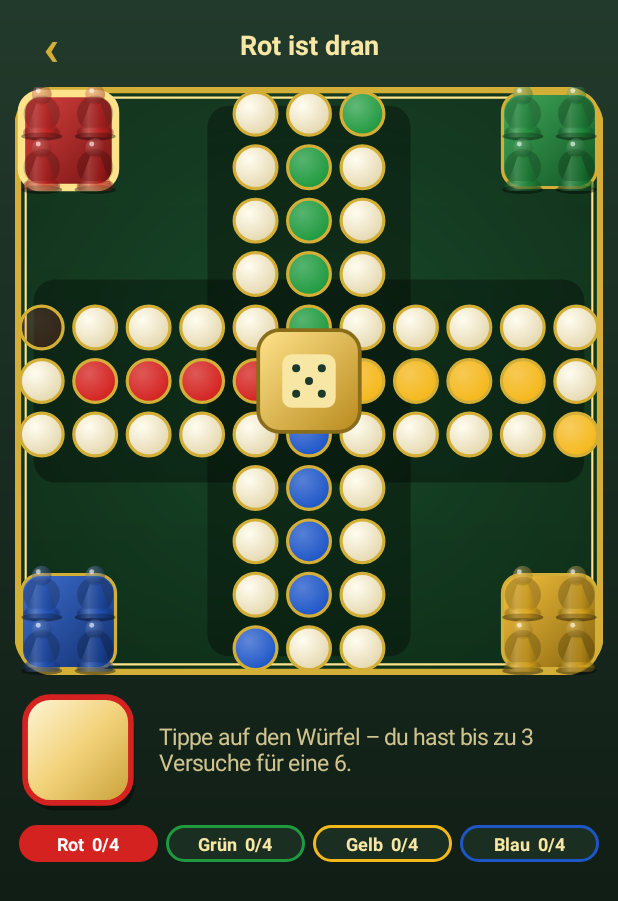
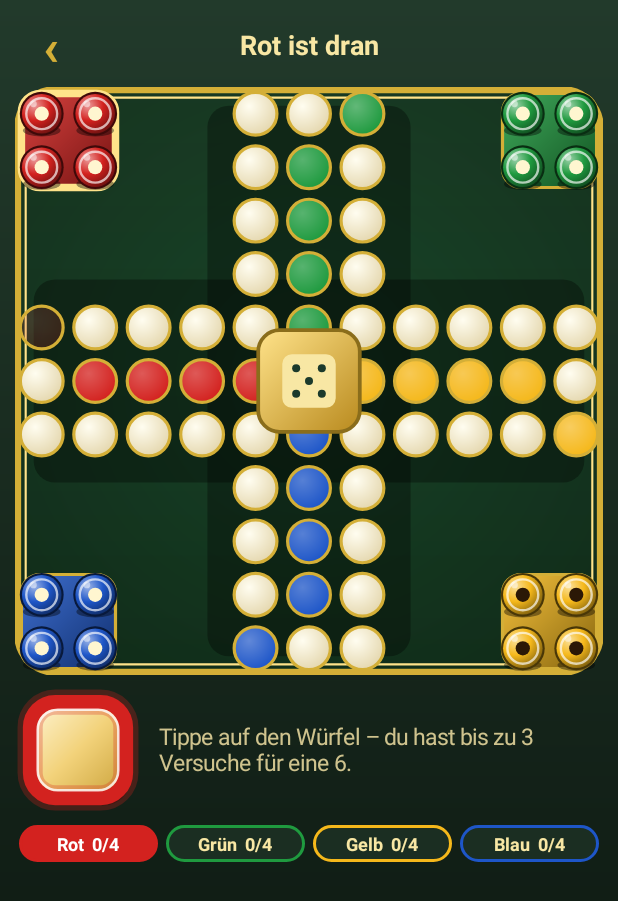
Before and after one commit to Autoknigge/Zurueck, an Android app: the screen it shows after launch (MainActivity), after a tap on "Neues Spiel starten", on a phone screen of 412 x 824 dp. Shown: the top 901 px of the screen. Run offline under Robolectric (Android 15) with nearby library versions, the phone set to English and light mode, and no system bars; our stand-ins replace AdMob; pictures from the network do not load.

Commit message:
Runde Spielfiguren mit Mittelpunkt (blinkt bei ziehbaren Figuren), kräftiger Würfelrand, Design C mit Erdfarben
Co-Authored-By: Claude Sonnet 5.5 <noreply@anthropic.com>
Claude-Session: https://claude.ai/code/session_0142eEpLpVpa4V6ZvPZkuHHz

```diff
--- a/app/src/main/java/de/autoknigge/zurueck/BoardView.kt
+++ b/app/src/main/java/de/autoknigge/zurueck/BoardView.kt
@@ -24,7 +24,14 @@ class BoardView(context: Context) : View(context) {
 
     companion object {
         val COLORS = intArrayOf(0xFFD3221F.toInt(), 0xFF1F9A3F.toInt(), 0xFFF5B81B.toInt(), 0xFF1E56C8.toInt())
-        val NAMES = arrayOf("Rot", "Grün", "Gelb", "Blau")
+        /** Erdfarben für Design C: Erdrot, Oliv, Ocker, Braun. */
+        val EARTH = intArrayOf(0xFFB8432A.toInt(), 0xFF7F9A2C.toInt(), 0xFFE8A61E.toInt(), 0xFF7A4A2B.toInt())
+        val NAMES_STD = arrayOf("Rot", "Grün", "Gelb", "Blau")
+        val NAMES_EARTH = arrayOf("Erdrot", "Oliv", "Ocker", "Braun")
+
+        /** Farben und Namen des gerade gewählten Designs. */
+        var palette: IntArray = COLORS
+        var names: Array<String> = NAMES_STD
         private fun tint(c: Int, a: Float): Int {
             val r = (Color.red(c) * a + 255 * (1 - a)).toInt()
             val g = (Color.green(c) * a + 255 * (1 - a)).toInt()
@@ -46,10 +53,12 @@ class BoardView(context: Context) : View(context) {
             invalidate()
         }
 
-    /** Design: 0 = grüner Filz, 1 = helles Brett. */
+    /** Design: 0 = A (grüner Filz), 1 = B (hell), 2 = C (dunkelgrün mit Erdfarben). */
     var style = 0
         set(v) {
             field = v
+            palette = if (v == 2) EARTH else COLORS
+            names = if (v == 2) NAMES_EARTH else NAMES_STD
             invalidate()
         }
 
@@ -115,17 +124,20 @@ class BoardView(context: Context) : View(context) {
     }
 
     override fun onDraw(canvas: Canvas) {
-        if (style == 1) drawClassic(canvas) else drawFelt(canvas)
+        if (style == 1) drawClassic(canvas) else drawFelt(canvas, style == 2)
     }
 
-    private fun drawFelt(canvas: Canvas) {
+    private fun drawFelt(canvas: Canvas, earth: Boolean) {
         val c = cell()
         val s = c * 11f
         val g = game
         // Brett: dunkelgrüner Filz mit goldenem Doppelrahmen
         rect.set(0f, 0f, s, s)
         paint.style = Paint.Style.FILL
-        paint.shader = RadialGradient(s / 2, s / 2, s * 0.75f, 0xFF145A2B.toInt(), 0xFF082A12.toInt(), Shader.TileMode.CLAMP)
+        paint.shader = RadialGradient(
+            s / 2, s / 2, s * 0.75f,
+            if (earth) 0xFF0F4D24.toInt() else 0xFF145A2B.toInt(), if (earth) 0xFF03150A.toInt() else 0xFF082A12.toInt(), Shader.TileMode.CLAMP
+        )
         canvas.drawRoundRect(rect, c * 0.7f, c * 0.7f, paint)
         paint.shader = null
         paint.style = Paint.Style.STROKE
@@ -153,7 +165,7 @@ class BoardView(context: Context) : View(context) {
             rect.set(hx * c + c * 0.12f, hy * c + c * 0.12f, (hx + 2) * c - c * 0.12f, (hy + 2) * c - c * 0.12f)
             paint.style = Paint.Style.FILL
             paint.shader = android.graphics.LinearGradient(
-                rect.left, rect.top, rect.right, rect.bottom, tint(COLORS[col], 0.85f), darker(COLORS[col]), Shader.TileMode.CLAMP
+                rect.left, rect.top, rect.right, rect.bottom, tint(palette[col], 0.85f), darker(palette[col]), Shader.TileMode.CLAMP
             )
             val activeSeat = g != null && g.seat(col).kind != Kind.OFF
             paint.alpha = if (activeSeat) 255 else 110
@@ -178,7 +190,7 @@ class BoardView(context: Context) : View(context) {
             val y = cx(cl.second.toFloat())
             val startOf = Game.START.indexOf(i)
             if (startOf >= 0) {
-                disc(canvas, x, y, c * 0.4f, tint(COLORS[startOf], 0.7f), COLORS[startOf])
+                disc(canvas, x, y, c * 0.4f, tint(palette[startOf], 0.7f), palette[startOf])
             } else {
                 disc(canvas, x, y, c * 0.4f, 0xFFFFFDF0.toInt(), 0xFFE5D8B0.toInt())
             }
@@ -189,7 +201,7 @@ class BoardView(context: Context) : View(context) {
             for ((sc, sr) in Game.LANE[col]) {
                 val x = cx(sc.toFloat())
                 val y = cx(sr.toFloat())
-                disc(canvas, x, y, c * 0.4f, tint(COLORS[col], 0.75f), COLORS[col])
+                disc(canvas, x, y, c * 0.4f, tint(palette[col], 0.75f), palette[col])
                 ring(canvas, x, y, c * 0.4f, c)
             }
         }
@@ -232,7 +244,7 @@ class BoardView(context: Context) : View(context) {
                 }
             }
             for ((col, fig, t) in list.sortedBy { it.third.second }) {
-                drawPawn(canvas, col, cx(t.first), cx(t.second), c, t.third, (col * 4 + fig) in movable)
+                drawToken(canvas, col, cx(t.first), cx(t.second), c, t.third, (col * 4 + fig) in movable)
             }
         }
     }
@@ -258,22 +270,22 @@ class BoardView(context: Context) : View(context) {
             val (hx, hy) = corners[col]
             rect.set(hx * c + c * 0.1f, hy * c + c * 0.1f, (hx + 2) * c - c * 0.1f, (hy + 2) * c - c * 0.1f)
             paint.style = Paint.Style.FILL
-            paint.color = tint(COLORS[col], 0.35f)
+            paint.color = tint(palette[col], 0.35f)
             canvas.drawRoundRect(rect, c * 0.4f, c * 0.4f, paint)
             val activeSeat = g != null && g.seat(col).kind != Kind.OFF
             paint.style = Paint.Style.STROKE
             paint.strokeWidth = c * if (g != null && g.current == col) 0.12f else 0.05f
-            paint.color = if (g != null && g.current == col) 0xFFFFD54F.toInt() else COLORS[col]
+            paint.color = if (g != null && g.current == col) 0xFFFFD54F.toInt() else palette[col]
             paint.alpha = if (activeSeat) 255 else 90
             canvas.drawRoundRect(rect, c * 0.4f, c * 0.4f, paint)
             paint.alpha = 255
             for ((sc, sr) in Game.HOME[col]) {
                 paint.style = Paint.Style.FILL
-                paint.color = tint(COLORS[col], 0.15f)
+                paint.color = tint(palette[col], 0.15f)
                 canvas.drawCircle(cx(sc.toFloat()), cx(sr.toFloat()), c * 0.36f, paint)
                 paint.style = Paint.Style.STROKE
                 paint.strokeWidth = c * 0.04f
-                paint.color = COLORS[col]
+                paint.color = palette[col]
                 canvas.drawCircle(cx(sc.toFloat()), cx(sr.toFloat()), c * 0.36f, paint)
             }
         }
@@ -281,22 +293,22 @@ class BoardView(context: Context) : View(context) {
         for ((i, cell) in Game.TRACK_CELLS.withIndex()) {
             val startOf = Game.START.indexOf(i)
             paint.style = Paint.Style.FILL
-            paint.color = if (startOf >= 0) tint(COLORS[startOf], 0.55f) else 0xFFFFFBEF.toInt()
+            paint.color = if (startOf >= 0) tint(palette[startOf], 0.55f) else 0xFFFFFBEF.toInt()
             canvas.drawCircle(cx(cell.first.toFloat()), cx(cell.second.toFloat()), c * 0.4f, paint)
             paint.style = Paint.Style.STROKE
             paint.strokeWidth = c * 0.05f
-            paint.color = if (startOf >= 0) COLORS[startOf] else 0xFF8A6D3B.toInt()
+            paint.color = if (startOf >= 0) palette[startOf] else 0xFF8A6D3B.toInt()
             canvas.drawCircle(cx(cell.first.toFloat()), cx(cell.second.toFloat()), c * 0.4f, paint)
         }
         // Zielfelder
         for (col in 0 until 4) {
             for ((sc, sr) in Game.LANE[col]) {
                 paint.style = Paint.Style.FILL
-                paint.color = tint(COLORS[col], 0.35f)
+                paint.color = tint(palette[col], 0.35f)
                 canvas.drawCircle(cx(sc.toFloat()), cx(sr.toFloat()), c * 0.38f, paint)
                 paint.style = Paint.Style.STROKE
                 paint.strokeWidth = c * 0.06f
-                paint.color = COLORS[col]
+                paint.color = palette[col]
                 canvas.drawCircle(cx(sc.toFloat()), cx(sr.toFloat()), c * 0.38f, paint)
             }
         }
@@ -325,94 +337,58 @@ class BoardView(context: Context) : View(context) {
                         val cell = Game.cellOf(col, fig, g.pos[col][fig])
                         Triple(cell.first.toFloat(), cell.second.toFloat(), 1f)
                     }
-                    drawDisc(canvas, col, cx(px), cx(py), c, sc, (col * 4 + fig) in movable)
+                    drawToken(canvas, col, cx(px), cx(py), c, sc, (col * 4 + fig) in movable)
                 }
             }
         }
     }
 
-    private fun drawDisc(canvas: Canvas, col: Int, x: Float, y: Float, c: Float, scale: Float, hint: Boolean) {
-        val r = c * 0.33f * scale
-        // Schatten
-        paint.style = Paint.Style.FILL
-        paint.shader = null
-        paint.color = 0x55000000
-        canvas.drawOval(x - r, y + r * 0.55f, x + r, y + r * 1.25f, paint)
-        // Körper mit Verlauf
-        val base = COLORS[col]
-        paint.shader = RadialGradient(
-            x - r * 0.35f, y - r * 0.4f, r * 1.5f,
-            intArrayOf(tint(base, 0.35f), base, darker(base)), floatArrayOf(0f, 0.55f, 1f), Shader.TileMode.CLAMP
-        )
-        canvas.drawCircle(x, y - r * 0.15f, r, paint)
-        paint.shader = null
-        paint.style = Paint.Style.STROKE
-        paint.strokeWidth = c * 0.05f
-        paint.color = 0xFFFFFFFF.toInt()
-        canvas.drawCircle(x, y - r * 0.15f, r, paint)
-        // Glanzlicht
-        paint.style = Paint.Style.FILL
-        paint.color = 0x88FFFFFF.toInt()
-        canvas.drawCircle(x - r * 0.35f, y - r * 0.5f, r * 0.22f, paint)
+    /**
+     * Spielfigur als runde Scheibe in kräftiger Spielerfarbe mit Glanz, dunkler Kontur und hellem oder
+     * dunklem Punkt in der Mitte. Der Punkt blinkt bei Figuren, die gezogen werden dürfen.
+     */
+    private fun drawToken(canvas: Canvas, col: Int, x: Float, y: Float, c: Float, scale: Float, hint: Boolean) {
+        val base = palette[col]
+        val r = c * 0.37f * scale
         if (hint) {
             paint.style = Paint.Style.STROKE
-            paint.strokeWidth = c * 0.07f
-            paint.color = 0xFFFFD54F.toInt()
-            paint.alpha = (140 + 115 * pulse).toInt()
-            canvas.drawCircle(x, y - r * 0.15f, r * (1.25f + 0.15f * pulse), paint)
-            paint.alpha = 255
-        }
-    }
-
-
-
-    /** Spielfigur: Sockel, Körper und Kopf mit Verlauf und Glanzlicht. */
-    private fun drawPawn(canvas: Canvas, col: Int, x: Float, y: Float, c: Float, scale: Float, hint: Boolean) {
-        val base = COLORS[col]
-        val w = c * 0.62f * scale
-        val h = c * 0.92f * scale
-        val by = y + c * 0.36f
-        if (hint) {
-            paint.style = Paint.Style.STROKE
-            paint.strokeWidth = c * 0.08f
+            paint.strokeWidth = c * 0.09f
             paint.color = 0xFFFFE38A.toInt()
             paint.alpha = (150 + 105 * pulse).toInt()
-            canvas.drawCircle(x, y, c * (0.5f + 0.08f * pulse), paint)
+            canvas.drawCircle(x, y, r + c * (0.1f + 0.07f * pulse), paint)
             paint.alpha = 255
         }
         // Schatten
         paint.style = Paint.Style.FILL
         paint.shader = null
         paint.color = 0x66000000
-        canvas.drawOval(x - w * 0.62f, by - c * 0.02f, x + w * 0.62f, by + c * 0.14f, paint)
-        // Körper
-        val lg = android.graphics.LinearGradient(
-            x - w * 0.5f, 0f, x + w * 0.5f, 0f,
-            intArrayOf(darker(base), tint(base, 0.65f), base, darker(base)), floatArrayOf(0f, 0.3f, 0.65f, 1f), Shader.TileMode.CLAMP
+        canvas.drawOval(x - r * 0.95f, y + r * 0.55f, x + r * 0.95f, y + r * 1.15f, paint)
+        // Kontur und Körper
+        paint.color = darker(darker(base))
+        canvas.drawCircle(x, y, r + c * 0.04f, paint)
+        paint.shader = RadialGradient(
+            x - r * 0.35f, y - r * 0.4f, r * 1.5f,
+            intArrayOf(tint(base, 0.45f), base, darker(base)), floatArrayOf(0f, 0.5f, 1f), Shader.TileMode.CLAMP
         )
-        paint.shader = lg
-        path.reset()
-        path.moveTo(x - w * 0.52f, by)
-        path.quadTo(x - w * 0.3f, by - h * 0.32f, x - w * 0.15f, by - h * 0.62f)
-        path.lineTo(x + w * 0.15f, by - h * 0.62f)
-        path.quadTo(x + w * 0.3f, by - h * 0.32f, x + w * 0.52f, by)
-        path.close()
-        canvas.drawPath(path, paint)
-        // Sockelwulst
-        rect.set(x - w * 0.56f, by - c * 0.1f, x + w * 0.56f, by + c * 0.08f)
-        canvas.drawRoundRect(rect, c * 0.1f, c * 0.1f, paint)
+        canvas.drawCircle(x, y, r, paint)
         paint.shader = null
-        // Kopf
-        val hy = by - h * 0.78f
-        val hr = w * 0.3f
-        paint.shader = RadialGradient(x - hr * 0.35f, hy - hr * 0.4f, hr * 1.5f, tint(base, 0.5f), darker(base), Shader.TileMode.CLAMP)
-        canvas.drawCircle(x, hy, hr, paint)
-        paint.shader = null
-        paint.color = 0x99FFFFFF.toInt()
-        canvas.drawCircle(x - hr * 0.35f, hy - hr * 0.4f, hr * 0.25f, paint)
+        // heller Innenring
+        paint.style = Paint.Style.STROKE
+        paint.strokeWidth = c * 0.045f
+        paint.color = 0xAAFFFFFF.toInt()
+        canvas.drawCircle(x, y, r * 0.78f, paint)
+        // Punkt in der Mitte: hell auf dunkler Farbe, dunkel auf heller Farbe
+        val lum = (0.299f * Color.red(base) + 0.587f * Color.green(base) + 0.114f * Color.blue(base)) / 255f
+        val dot = if (lum > 0.55f) 0xFF2B1806.toInt() else 0xFFFFF6D0.toInt()
+        paint.style = Paint.Style.FILL
+        paint.color = dot
+        paint.alpha = if (hint) (90 + 165 * pulse).toInt() else 255
+        canvas.drawCircle(x, y, r * 0.36f, paint)
+        paint.alpha = 255
+        // Glanzlicht
+        paint.color = 0x77FFFFFF.toInt()
+        canvas.drawCircle(x - r * 0.42f, y - r * 0.5f, r * 0.17f, paint)
     }
-
-    private val path = android.graphics.Path()
 
     private fun darker(col: Int): Int =
         Color.rgb((Color.red(col) * 0.55f).toInt(), (Color.green(col) * 0.55f).toInt(), (Color.blue(col) * 0.55f).toInt())
--- a/app/src/main/java/de/autoknigge/zurueck/DiceView.kt
+++ b/app/src/main/java/de/autoknigge/zurueck/DiceView.kt
@@ -78,7 +78,7 @@ class DiceView(context: Context) : View(context) {
 
     override fun onDraw(canvas: Canvas) {
         val s = min(width, height).toFloat()
-        val pad = s * 0.08f
+        val pad = s * 0.12f
         val off = bounce * s * 0.04f
         rect.set(pad, pad - off, s - pad, s - pad - off)
         val r = s * 0.2f
@@ -96,10 +96,19 @@ class DiceView(context: Context) : View(context) {
         canvas.drawRoundRect(rect, r, r, paint)
         paint.shader = null
         paint.alpha = 255
+        // kräftiger Rand in der Farbe des Spielers, mit Leuchten außen
         paint.style = Paint.Style.STROKE
-        paint.strokeWidth = s * 0.045f
+        paint.strokeWidth = s * 0.2f
+        paint.color = accent
+        paint.alpha = 70
+        canvas.drawRoundRect(rect, r, r, paint)
+        paint.alpha = 255
+        paint.strokeWidth = s * 0.115f
         paint.color = accent
         canvas.drawRoundRect(rect, r, r, paint)
+        paint.strokeWidth = s * 0.02f
+        paint.color = 0xCCFFFFFF.toInt()
+        canvas.drawRoundRect(rect.left + s * 0.06f, rect.top + s * 0.06f, rect.right - s * 0.06f, rect.bottom - s * 0.06f, r * 0.8f, r * 0.8f, paint)
         // Augen
         paint.style = Paint.Style.FILL
         paint.color = 0xFF1B3A2B.toInt()
--- a/app/src/main/java/de/autoknigge/zurueck/MainActivity.kt
+++ b/app/src/main/java/de/autoknigge/zurueck/MainActivity.kt
@@ -51,6 +51,7 @@ class MainActivity : AppCompatActivity() {
     private lateinit var nameFields: List<EditText>
     private lateinit var levelButton: TextView
     private lateinit var designButton: TextView
+    private val seatDots = ArrayList<View>()
     private lateinit var continueButton: TextView
 
     // Spiel
@@ -192,14 +193,15 @@ class MainActivity : AppCompatActivity() {
                 gravity = Gravity.CENTER_VERTICAL
             }
             row.addView(View(this).apply {
+                seatDots.add(this)
                 background = GradientDrawable().apply {
                     shape = GradientDrawable.OVAL
-                    setColor(BoardView.COLORS[i])
+                    setColor(BoardView.palette[i])
                     setStroke(dp(2), Color.WHITE)
                 }
             }, LinearLayout.LayoutParams(dp(28), dp(28)).apply { rightMargin = dp(12) })
             val et = EditText(this).apply {
-                hint = BoardView.NAMES[i]
+                hint = BoardView.names[i]
                 setText(names[i])
                 setTextColor(TEXT)
                 setHintTextColor(Color.parseColor("#8E8A6A"))
@@ -224,13 +226,7 @@ class MainActivity : AppCompatActivity() {
         levelButton = darkButton("") { easy = !easy; updateSetup() }
         col.addView(levelButton, LinearLayout.LayoutParams(MATCH, WRAP).apply { topMargin = dp(18) })
 
-        designButton = darkButton("") {
-            val v = 1 - prefs.getInt("board_style", 0)
-            prefs.edit().putInt("board_style", v).apply()
-            board.style = v
-            clickSound?.play(clickId, 0.7f, 0.7f, 1, 0, 1f)
-            updateSetup()
-        }
+        designButton = darkButton("") { cycleStyle() }
         col.addView(designButton, LinearLayout.LayoutParams(MATCH, WRAP).apply { topMargin = dp(10) })
 
         col.addView(goldButton("Neues Spiel starten") { startNewGame() }, LinearLayout.LayoutParams(MATCH, WRAP).apply { topMargin = dp(22) })
@@ -244,6 +240,19 @@ class MainActivity : AppCompatActivity() {
             topMargin = dp(16)
         })
         setupView.addView(col, ViewGroup.LayoutParams(MATCH, WRAP))
+    }
+
+    /** Wechselt das Brett-Design A → B → C → A und merkt es sich. */
+    private fun cycleStyle() {
+        val v = (prefs.getInt("board_style", 0) + 1) % 3
+        prefs.edit().putInt("board_style", v).apply()
+        board.style = v
+        clickSound?.play(clickId, 0.7f, 0.7f, 1, 0, 1f)
+        updateSetup()
+        game?.let {
+            dice.accent = BoardView.palette[it.current]
+            updateChips()
+        }
     }
 
     private fun cycleKind(i: Int) {
@@ -269,7 +278,15 @@ class MainActivity : AppCompatActivity() {
             nameFields[i].isEnabled = kinds[i] != Kind.OFF
         }
         levelButton.text = "Computer-Stufe: " + if (easy) "Leicht" else "Normal"
-        designButton.text = "Brett-Design: " + if (prefs.getInt("board_style", 0) == 0) "A (grüner Filz)" else "B (hell)"
+        designButton.text = "Brett-Design: " + when (prefs.getInt("board_style", 0)) {
+            0 -> "A (grüner Filz)"
+            1 -> "B (hell)"
+            else -> "C (dunkelgrün, Erdfarben)"
+        }
+        for (i in 0 until 4) {
+            nameFields[i].hint = BoardView.names[i]
+            (seatDots.getOrNull(i)?.background as? GradientDrawable)?.setColor(BoardView.palette[i])
+        }
         continueButton.visibility = if (prefs.contains("game")) View.VISIBLE else View.GONE
     }
 
@@ -315,7 +332,7 @@ class MainActivity : AppCompatActivity() {
                     "• Landest du auf einer fremden Figur, wird sie geschlagen und muss zurück ins Haus.\n" +
                     "• Eigene Figuren dürfen nicht auf eigene Figuren ziehen. Steht eine Figur auf dem Startfeld, muss sie bei einer 6 zuerst weiterziehen.\n" +
                     "• Nach einem Umlauf geht es in die Zielfelder. Dort musst du die Zahl nicht genau treffen, aber nicht über das letzte Feld hinaus.\n\n" +
-                    "Tipp: Ein Druck auf die Mitte des Bretts wechselt zwischen Design A und B. Das geht auch im Menü."
+                    "Tipp: Ein Druck auf die Mitte des Bretts wechselt zwischen den Designs A, B und C. Das geht auch im Menü."
             )
             .setPositiveButton("Verstanden", null)
             .show()
@@ -346,10 +363,7 @@ class MainActivity : AppCompatActivity() {
         board.onFigure = { color, fig -> onFigureTapped(color, fig) }
         board.style = prefs.getInt("board_style", 0)
         board.onCenterTap = {
-            board.style = 1 - board.style
-            prefs.edit().putInt("board_style", board.style).apply()
-            // kleines Klickgeräusch als Rückmeldung
-            clickSound?.play(clickId, 0.7f, 0.7f, 1, 0, 1f)
+            cycleStyle()
             board.performHapticFeedback(HapticFeedbackConstants.KEYBOARD_TAP)
         }
         gameView.addView(board, LinearLayout.LayoutParams(MATCH, WRAP).apply { topMargin = dp(4) })
@@ -385,9 +399,9 @@ class MainActivity : AppCompatActivity() {
     }
 
     private fun playerName(color: Int): String {
-        val g = game ?: return BoardView.NAMES[color]
+        val g = game ?: return BoardView.names[color]
         val n = g.seat(color).name
-        return if (n.isBlank()) BoardView.NAMES[color] else n
+        return if (n.isBlank()) BoardView.names[color] else n
     }
 
     private fun startNewGame() {
@@ -444,8 +458,8 @@ class MainActivity : AppCompatActivity() {
             c.text = "${playerName(i)}  ${g.finished(i)}/4"
             c.background = GradientDrawable().apply {
                 cornerRadius = dp(12).toFloat()
-                setColor(if (g.current == i) BoardView.COLORS[i] else Color.parseColor("#1B2E22"))
-                setStroke(dp(2), BoardView.COLORS[i])
+                setColor(if (g.current == i) BoardView.palette[i] else Color.parseColor("#1B2E22"))
+                setStroke(dp(2), BoardView.palette[i])
             }
             c.setTextColor(if (g.current == i) Color.WHITE else TEXT)
         }
@@ -462,7 +476,7 @@ class MainActivity : AppCompatActivity() {
         val g = game ?: return
         busy = false
         board.movable = emptySet()
-        dice.accent = BoardView.COLORS[g.current]
+        dice.accent = BoardView.palette[g.current]
         updateChips()
         saveGame()
         val name = playerName(g.current)
```
